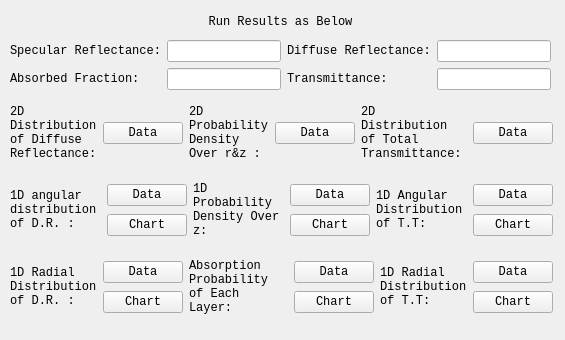
Before: the Qt Designer form mainwidgets/runresults.ui in SimonCqk/Photon_Propagation_Simulation, drawn with Qt 5.
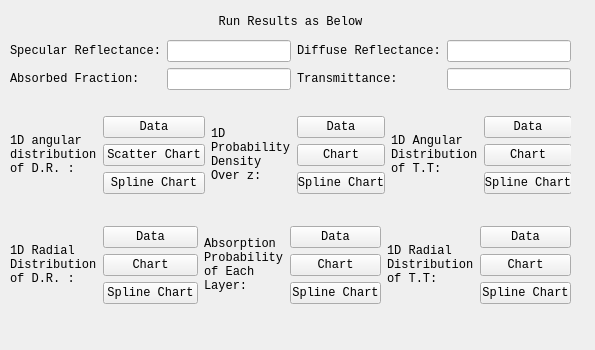
After: the same form once the commit is applied.

Commit message: update UI. separate drawer into 2 mode.

Diff of the .ui file:
```diff
--- a/mainwidgets/runresults.ui
+++ b/mainwidgets/runresults.ui
@@ -6,8 +6,8 @@
    <rect>
     <x>0</x>
     <y>0</y>
-    <width>565</width>
-    <height>340</height>
+    <width>595</width>
+    <height>350</height>
    </rect>
   </property>
   <property name="windowTitle">
@@ -18,258 +18,12 @@
     <rect>
      <x>10</x>
      <y>90</y>
-     <width>543</width>
+     <width>561</width>
      <height>241</height>
     </rect>
    </property>
    <layout class="QGridLayout" name="gridLayout_3">
     <item row="1" column="0">
-     <layout class="QHBoxLayout" name="horizontalLayout_3">
-      <item>
-       <layout class="QHBoxLayout" name="horizontalLayout_6">
-        <item>
-         <widget class="QLabel" name="label_9">
-          <property name="font">
-           <font>
-            <family>Consolas</family>
-           </font>
-          </property>
-          <property name="text">
-           <string>1D angular distribution of D.R. :</string>
-          </property>
-          <property name="wordWrap">
-           <bool>true</bool>
-          </property>
-         </widget>
-        </item>
-        <item>
-         <layout class="QVBoxLayout" name="verticalLayout_7">
-          <item>
-           <widget class="QPushButton" name="View_diff_reflect_agl_Button">
-            <property name="font">
-             <font>
-              <family>Consolas</family>
-             </font>
-            </property>
-            <property name="text">
-             <string>Data</string>
-            </property>
-           </widget>
-          </item>
-          <item>
-           <widget class="QPushButton" name="View_diff_reflect_agl_Chart">
-            <property name="font">
-             <font>
-              <family>Consolas</family>
-             </font>
-            </property>
-            <property name="text">
-             <string>Chart</string>
-            </property>
-           </widget>
-          </item>
-         </layout>
-        </item>
-        <item>
-         <widget class="QLabel" name="label_11">
-          <property name="font">
-           <font>
-            <family>Consolas</family>
-           </font>
-          </property>
-          <property name="text">
-           <string>1D Probability Density Over z:</string>
-          </property>
-          <property name="wordWrap">
-           <bool>true</bool>
-          </property>
-         </widget>
-        </item>
-        <item>
-         <layout class="QHBoxLayout" name="horizontalLayout_9">
-          <item>
-           <layout class="QVBoxLayout" name="verticalLayout_5">
-            <item>
-             <widget class="QPushButton" name="View_1D_Prob_z_Button">
-              <property name="font">
-               <font>
-                <family>Consolas</family>
-               </font>
-              </property>
-              <property name="text">
-               <string>Data</string>
-              </property>
-             </widget>
-            </item>
-            <item>
-             <widget class="QPushButton" name="View_1D_Prob_z_Chart">
-              <property name="font">
-               <font>
-                <family>Consolas</family>
-               </font>
-              </property>
-              <property name="text">
-               <string>Chart</string>
-              </property>
-             </widget>
-            </item>
-           </layout>
-          </item>
-          <item>
-           <widget class="QLabel" name="label_14">
-            <property name="font">
-             <font>
-              <family>Consolas</family>
-             </font>
-            </property>
-            <property name="text">
-             <string>1D Angular Distribution of T.T:</string>
-            </property>
-            <property name="wordWrap">
-             <bool>true</bool>
-            </property>
-           </widget>
-          </item>
-          <item>
-           <layout class="QVBoxLayout" name="verticalLayout_6">
-            <item>
-             <widget class="QPushButton" name="View_total_trans_agl_Button">
-              <property name="font">
-               <font>
-                <family>Consolas</family>
-               </font>
-              </property>
-              <property name="text">
-               <string>Data</string>
-              </property>
-             </widget>
-            </item>
-            <item>
-             <widget class="QPushButton" name="View_total_trans_agl_Chart">
-              <property name="font">
-               <font>
-                <family>Consolas</family>
-               </font>
-              </property>
-              <property name="text">
-               <string>Chart</string>
-              </property>
-             </widget>
-            </item>
-           </layout>
-          </item>
-         </layout>
-        </item>
-       </layout>
-      </item>
-     </layout>
-    </item>
-    <item row="0" column="0">
-     <layout class="QHBoxLayout" name="horizontalLayout_2">
-      <item>
-       <widget class="QLabel" name="label_7">
-        <property name="font">
-         <font>
-          <family>Consolas</family>
-         </font>
-        </property>
-        <property name="text">
-         <string>2D Distribution of Diffuse Reflectance:</string>
-        </property>
-        <property name="wordWrap">
-         <bool>true</bool>
-        </property>
-       </widget>
-      </item>
-      <item>
-       <layout class="QHBoxLayout" name="horizontalLayout_5">
-        <item>
-         <layout class="QVBoxLayout" name="verticalLayout">
-          <item>
-           <widget class="QPushButton" name="View_diff_reflect_2d_Button">
-            <property name="font">
-             <font>
-              <family>Consolas</family>
-             </font>
-            </property>
-            <property name="text">
-             <string>Data</string>
-            </property>
-           </widget>
-          </item>
-         </layout>
-        </item>
-        <item>
-         <widget class="QLabel" name="label_10">
-          <property name="font">
-           <font>
-            <family>Consolas</family>
-           </font>
-          </property>
-          <property name="text">
-           <string>2D Probability Density Over r&amp;z :</string>
-          </property>
-          <property name="wordWrap">
-           <bool>true</bool>
-          </property>
-         </widget>
-        </item>
-        <item>
-         <layout class="QHBoxLayout" name="horizontalLayout_7">
-          <item>
-           <layout class="QVBoxLayout" name="verticalLayout_2">
-            <item>
-             <widget class="QPushButton" name="View_2D_Prob_rz_Button">
-              <property name="font">
-               <font>
-                <family>Consolas</family>
-               </font>
-              </property>
-              <property name="text">
-               <string>Data</string>
-              </property>
-             </widget>
-            </item>
-           </layout>
-          </item>
-          <item>
-           <widget class="QLabel" name="label_12">
-            <property name="font">
-             <font>
-              <family>Consolas</family>
-             </font>
-            </property>
-            <property name="text">
-             <string>2D Distribution of Total Transmittance:</string>
-            </property>
-            <property name="wordWrap">
-             <bool>true</bool>
-            </property>
-           </widget>
-          </item>
-          <item>
-           <layout class="QVBoxLayout" name="verticalLayout_3">
-            <item>
-             <widget class="QPushButton" name="View_total_trans_2d_Button">
-              <property name="font">
-               <font>
-                <family>Consolas</family>
-               </font>
-              </property>
-              <property name="text">
-               <string>Data</string>
-              </property>
-             </widget>
-            </item>
-           </layout>
-          </item>
-         </layout>
-        </item>
-       </layout>
-      </item>
-     </layout>
-    </item>
-    <item row="2" column="0">
      <layout class="QHBoxLayout" name="horizontalLayout_4">
       <item>
        <layout class="QHBoxLayout" name="horizontalLayout">
@@ -314,6 +68,18 @@
             </property>
            </widget>
           </item>
+          <item>
+           <widget class="QPushButton" name="pushButton_4">
+            <property name="font">
+             <font>
+              <family>Consolas</family>
+             </font>
+            </property>
+            <property name="text">
+             <string>Spline Chart</string>
+            </property>
+           </widget>
+          </item>
          </layout>
         </item>
         <item>
@@ -359,6 +125,18 @@
               </property>
              </widget>
             </item>
+            <item>
+             <widget class="QPushButton" name="pushButton_5">
+              <property name="font">
+               <font>
+                <family>Consolas</family>
+               </font>
+              </property>
+              <property name="text">
+               <string>Spline Chart</string>
+              </property>
+             </widget>
+            </item>
            </layout>
           </item>
           <item>
@@ -399,6 +177,195 @@
               </property>
               <property name="text">
                <string>Chart</string>
+              </property>
+             </widget>
+            </item>
+            <item>
+             <widget class="QPushButton" name="pushButton_6">
+              <property name="font">
+               <font>
+                <family>Consolas</family>
+               </font>
+              </property>
+              <property name="text">
+               <string>Spline Chart</string>
+              </property>
+             </widget>
+            </item>
+           </layout>
+          </item>
+         </layout>
+        </item>
+       </layout>
+      </item>
+     </layout>
+    </item>
+    <item row="0" column="0">
+     <layout class="QHBoxLayout" name="horizontalLayout_3">
+      <item>
+       <layout class="QHBoxLayout" name="horizontalLayout_6">
+        <item>
+         <widget class="QLabel" name="label_9">
+          <property name="font">
+           <font>
+            <family>Consolas</family>
+           </font>
+          </property>
+          <property name="text">
+           <string>1D angular distribution of D.R. :</string>
+          </property>
+          <property name="wordWrap">
+           <bool>true</bool>
+          </property>
+         </widget>
+        </item>
+        <item>
+         <layout class="QVBoxLayout" name="verticalLayout_7">
+          <item>
+           <widget class="QPushButton" name="View_diff_reflect_agl_Button">
+            <property name="font">
+             <font>
+              <family>Consolas</family>
+             </font>
+            </property>
+            <property name="text">
+             <string>Data</string>
+            </property>
+           </widget>
+          </item>
+          <item>
+           <widget class="QPushButton" name="View_diff_reflect_agl_ScatterChart">
+            <property name="font">
+             <font>
+              <family>Consolas</family>
+             </font>
+            </property>
+            <property name="text">
+             <string>Scatter Chart</string>
+            </property>
+           </widget>
+          </item>
+          <item>
+           <widget class="QPushButton" name="pushButton">
+            <property name="font">
+             <font>
+              <family>Consolas</family>
+             </font>
+            </property>
+            <property name="text">
+             <string>Spline Chart</string>
+            </property>
+           </widget>
+          </item>
+         </layout>
+        </item>
+        <item>
+         <widget class="QLabel" name="label_11">
+          <property name="font">
+           <font>
+            <family>Consolas</family>
+           </font>
+          </property>
+          <property name="text">
+           <string>1D Probability Density Over z:</string>
+          </property>
+          <property name="wordWrap">
+           <bool>true</bool>
+          </property>
+         </widget>
+        </item>
+        <item>
+         <layout class="QHBoxLayout" name="horizontalLayout_9">
+          <item>
+           <layout class="QVBoxLayout" name="verticalLayout_5">
+            <item>
+             <widget class="QPushButton" name="View_1D_Prob_z_Button">
+              <property name="font">
+               <font>
+                <family>Consolas</family>
+               </font>
+              </property>
+              <property name="text">
+               <string>Data</string>
+              </property>
+             </widget>
+            </item>
+            <item>
+             <widget class="QPushButton" name="View_1D_Prob_z_ScatterChart">
+              <property name="font">
+               <font>
+                <family>Consolas</family>
+               </font>
+              </property>
+              <property name="text">
+               <string>Chart</string>
+              </property>
+             </widget>
+            </item>
+            <item>
+             <widget class="QPushButton" name="pushButton_2">
+              <property name="font">
+               <font>
+                <family>Consolas</family>
+               </font>
+              </property>
+              <property name="text">
+               <string>Spline Chart</string>
+              </property>
+             </widget>
+            </item>
+           </layout>
+          </item>
+          <item>
+           <widget class="QLabel" name="label_14">
+            <property name="font">
+             <font>
+              <family>Consolas</family>
+             </font>
+            </property>
+            <property name="text">
+             <string>1D Angular Distribution of T.T:</string>
+            </property>
+            <property name="wordWrap">
+             <bool>true</bool>
+            </property>
+           </widget>
+          </item>
+          <item>
+           <layout class="QVBoxLayout" name="verticalLayout_6">
+            <item>
+             <widget class="QPushButton" name="View_total_trans_agl_Button">
+              <property name="font">
+               <font>
+                <family>Consolas</family>
+               </font>
+              </property>
+              <property name="text">
+               <string>Data</string>
+              </property>
+             </widget>
+            </item>
+            <item>
+             <widget class="QPushButton" name="View_total_trans_agl_ScatterChart">
+              <property name="font">
+               <font>
+                <family>Consolas</family>
+               </font>
+              </property>
+              <property name="text">
+               <string>Chart</string>
+              </property>
+             </widget>
+            </item>
+            <item>
+             <widget class="QPushButton" name="pushButton_3">
+              <property name="font">
+               <font>
+                <family>Consolas</family>
+               </font>
+              </property>
+              <property name="text">
+               <string>Spline Chart</string>
               </property>
              </widget>
             </item>
@@ -417,7 +384,7 @@
     <rect>
      <x>10</x>
      <y>10</y>
-     <width>541</width>
+     <width>561</width>
      <height>80</height>
     </rect>
    </property>
```
Left out of the diff: 6 changed lines with no effect on the pictures. The commit also changes 7 other files.
